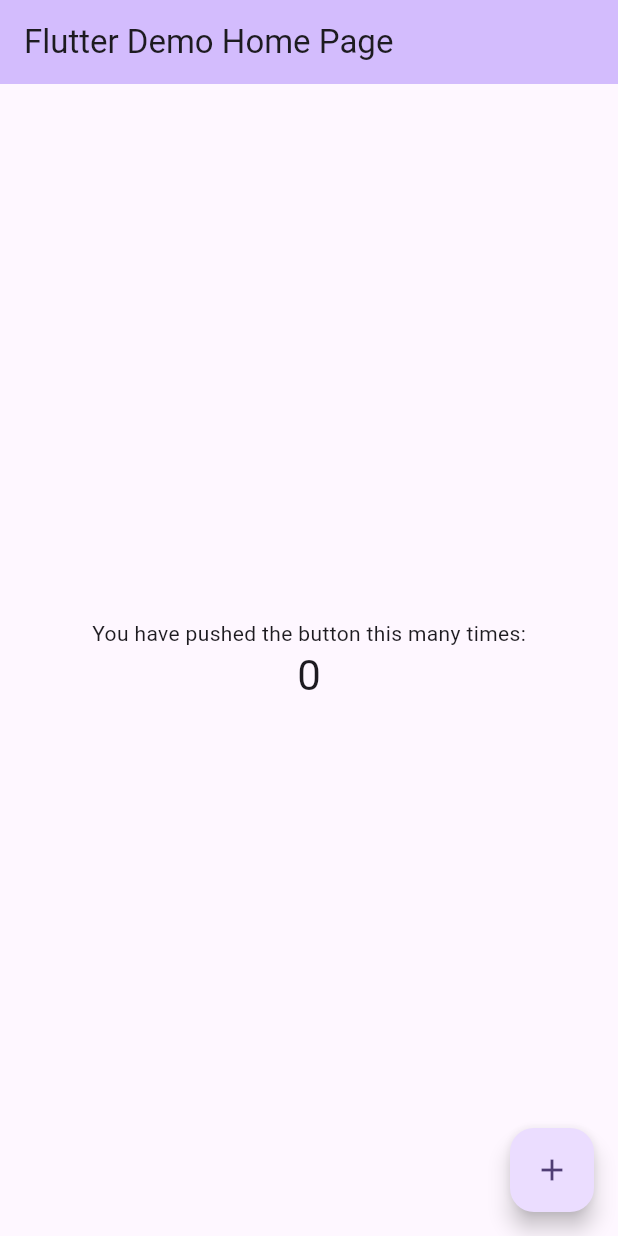
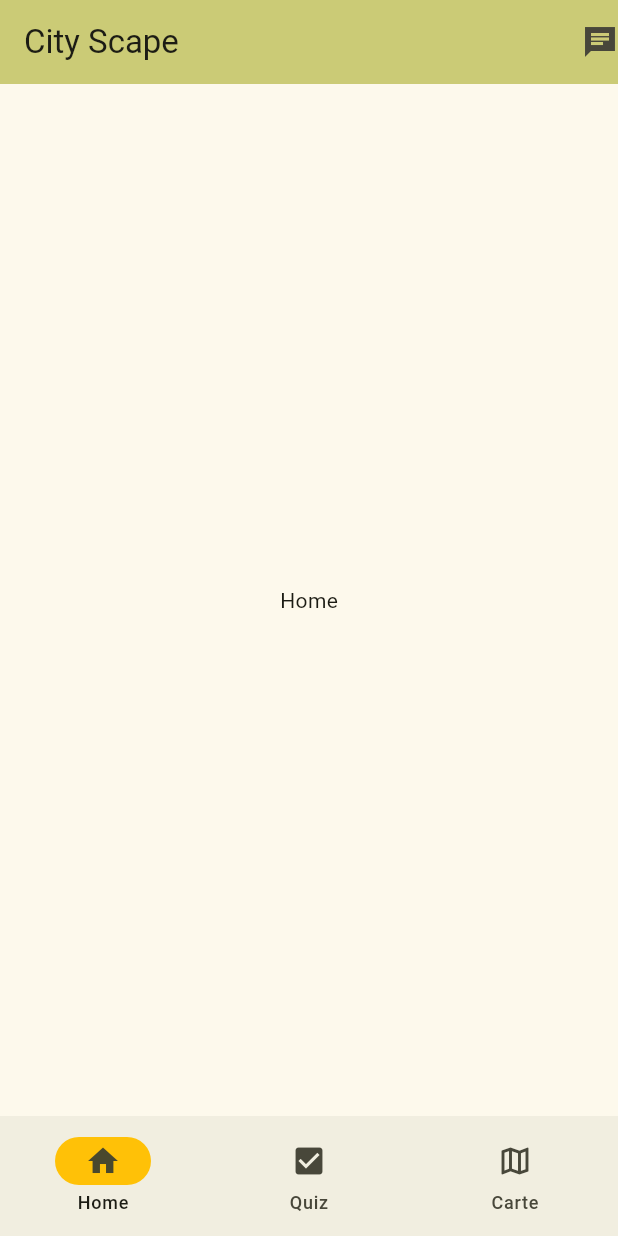
Before and after one commit to TomySackebandt/MyDigitalProjectMobile, a Flutter app: the screen it shows after launch, on a phone screen of 412 x 824 dp. Run offline on Flutter 3.47's test engine with Material 3 defaults, Android fonts, the phone set to English and light mode, and no system bars.

Commit message:
Mis en place de l'apparence de base

```diff
--- a/lib/main.dart
+++ b/lib/main.dart
@@ -1,3 +1,4 @@
+import 'package:city_scape/ui/screen/home.dart';
 import 'package:flutter/material.dart';
 
 void main() {
@@ -11,115 +12,13 @@ class MyApp extends StatelessWidget {
   @override
   Widget build(BuildContext context) {
     return MaterialApp(
+      debugShowCheckedModeBanner: false,
       title: 'Flutter Demo',
       theme: ThemeData(
-        // This is the theme of your application.
-        //
-        // TRY THIS: Try running your application with "flutter run". You'll see
-        // the application has a purple toolbar. Then, without quitting the app,
-        // try changing the seedColor in the colorScheme below to Colors.green
-        // and then invoke "hot reload" (save your changes or press the "hot
-        // reload" button in a Flutter-supported IDE, or press "r" if you used
-        // the command line to start the app).
-        //
-        // Notice that the counter didn't reset back to zero; the application
-        // state is not lost during the reload. To reset the state, use hot
-        // restart instead.
-        //
-        // This works for code too, not just values: Most code changes can be
-        // tested with just a hot reload.
-        colorScheme: ColorScheme.fromSeed(seedColor: Colors.deepPurple),
+        colorScheme: ColorScheme.fromSeed(seedColor: Colors.yellowAccent),
         useMaterial3: true,
       ),
       home: const MyHomePage(title: 'Flutter Demo Home Page'),
     );
   }
 }
-
-class MyHomePage extends StatefulWidget {
-  const MyHomePage({super.key, required this.title});
-
-  // This widget is the home page of your application. It is stateful, meaning
-  // that it has a State object (defined below) that contains fields that affect
-  // how it looks.
-
-  // This class is the configuration for the state. It holds the values (in this
-  // case the title) provided by the parent (in this case the App widget) and
-  // used by the build method of the State. Fields in a Widget subclass are
-  // always marked "final".
-
-  final String title;
-
-  @override
-  State<MyHomePage> createState() => _MyHomePageState();
-}
-
-class _MyHomePageState extends State<MyHomePage> {
-  int _counter = 0;
-
-  void _incrementCounter() {
-    setState(() {
-      // This call to setState tells the Flutter framework that something has
-      // changed in this State, which causes it to rerun the build method below
-      // so that the display can reflect the updated values. If we changed
-      // _counter without calling setState(), then the build method would not be
-      // called again, and so nothing would appear to happen.
-      _counter++;
-    });
-  }
-
-  @override
-  Widget build(BuildContext context) {
-    // This method is rerun every time setState is called, for instance as done
-    // by the _incrementCounter method above.
-    //
-    // The Flutter framework has been optimized to make rerunning build methods
-    // fast, so that you can just rebuild anything that needs updating rather
-    // than having to individually change instances of widgets.
-    return Scaffold(
-      appBar: AppBar(
-        // TRY THIS: Try changing the color here to a specific color (to
-        // Colors.amber, perhaps?) and trigger a hot reload to see the AppBar
-        // change color while the other colors stay the same.
-        backgroundColor: Theme.of(context).colorScheme.inversePrimary,
-        // Here we take the value from the MyHomePage object that was created by
-        // the App.build method, and use it to set our appbar title.
-        title: Text(widget.title),
-      ),
-      body: Center(
-        // Center is a layout widget. It takes a single child and positions it
-        // in the middle of the parent.
-        child: Column(
-          // Column is also a layout widget. It takes a list of children and
-          // arranges them vertically. By default, it sizes itself to fit its
-          // children horizontally, and tries to be as tall as its parent.
-          //
-          // Column has various properties to control how it sizes itself and
-          // how it positions its children. Here we use mainAxisAlignment to
-          // center the children vertically; the main axis here is the vertical
-          // axis because Columns are vertical (the cross axis would be
-          // horizontal).
-          //
-          // TRY THIS: Invoke "debug painting" (choose the "Toggle Debug Paint"
-          // action in the IDE, or press "p" in the console), to see the
-          // wireframe for each widget.
-          mainAxisAlignment: MainAxisAlignment.center,
-          children: <Widget>[
-            const Text(
-              'You have pushed the button this many times:',
-            ),
-            Text(
-              '$_counter',
-              style: Theme.of(context).textTheme.headlineMedium,
-            ),
-          ],
-        ),
-      ),
-      floatingActionButton: FloatingActionButton(
-        onPressed: _incrementCounter,
-        tooltip: 'Increment',
-        child: const Icon(Icons.add),
-      ), // This trailing comma makes auto-formatting nicer for build methods.
-    );
-  }
-}
--- /dev/null
+++ b/lib/ui/screen/home.dart
@@ -0,0 +1,62 @@
+
+import 'package:flutter/material.dart';
+
+class MyHomePage extends StatefulWidget {
+  const MyHomePage({super.key, required this.title});
+
+  final String title;
+
+  @override
+  State<MyHomePage> createState() => _MyHomePageState();
+}
+
+class _MyHomePageState extends State<MyHomePage> {
+  int currentPageIndex = 0;
+
+  @override
+  Widget build(BuildContext context) {
+    return Scaffold(
+      appBar: AppBar(
+        backgroundColor: Theme.of(context).colorScheme.inversePrimary,
+        title: const Text("City Scape"),
+        actions: const [
+          Icon(Icons.chat_sharp),
+        ],
+      ),
+      body: Center(
+        child: Column(
+          mainAxisAlignment: MainAxisAlignment.center,
+          children: <Widget>[
+            const Text(
+              'Home',
+            ),
+          ],
+        ),
+      ),
+      bottomNavigationBar: NavigationBar(
+        onDestinationSelected: (int index) {
+          setState(() {
+            currentPageIndex = index;
+          });
+        },
+        indicatorColor: Colors.amber,
+        selectedIndex: currentPageIndex,
+        destinations: const <Widget>[
+          NavigationDestination(
+            selectedIcon: Icon(Icons.home),
+            icon: Icon(Icons.home_outlined),
+            label: 'Home',
+          ),
+          NavigationDestination(
+            icon:  Icon(Icons.check_box),
+            label: 'Quiz',
+          ),
+          NavigationDestination(
+            icon:  Icon(Icons.map_outlined),
+            label: 'Carte',
+          ),
+        ],
+      ),
+    );
+  }
+}
```
